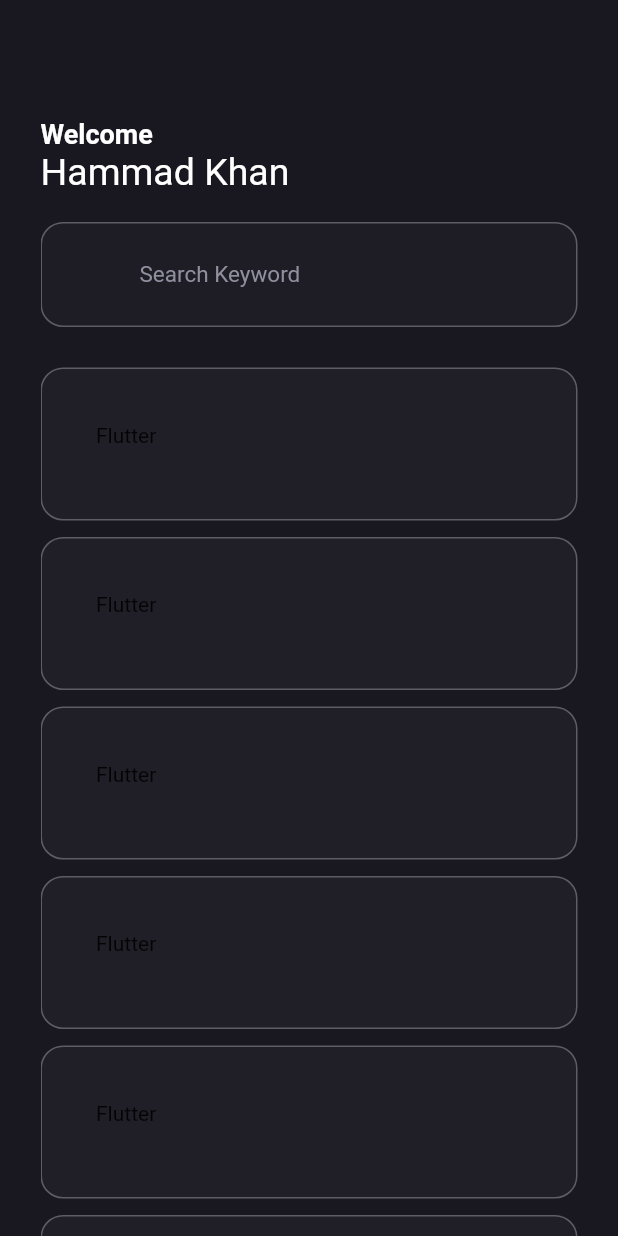
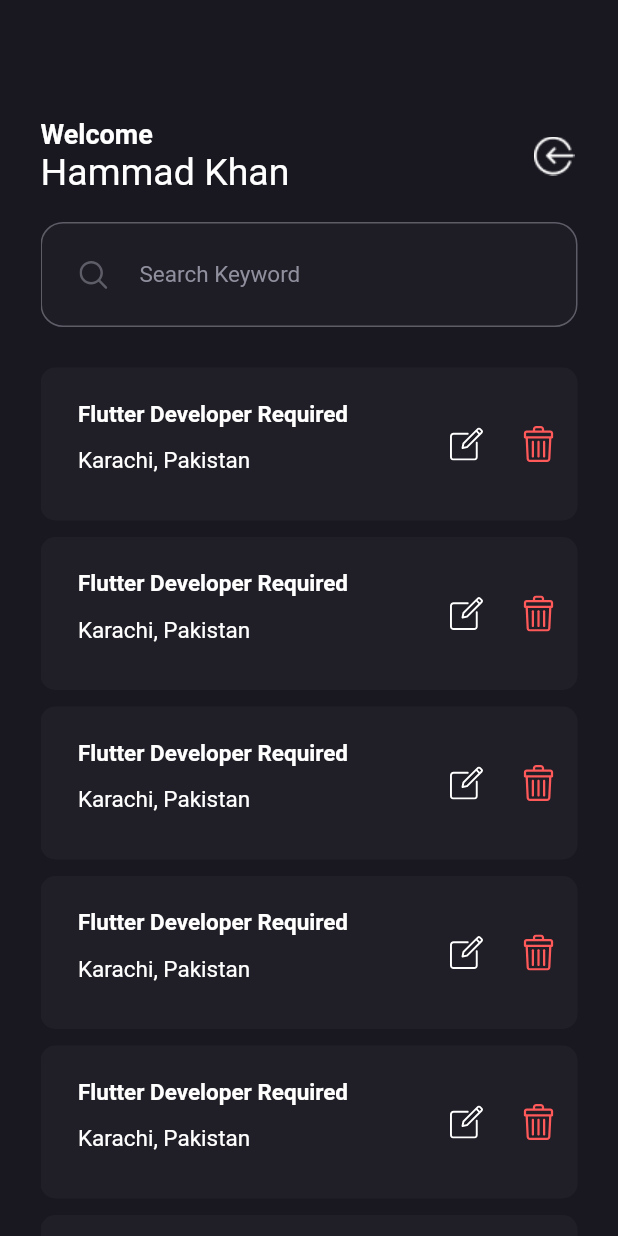
Before and after one commit to hammadkahn/FlutterJobListingApp, a Flutter app: the Listing screen opened directly, on a phone screen of 412 x 824 dp. Run offline on Flutter 3.47's test engine with Material 2 defaults, Android fonts, the phone set to English and light mode, and no system bars; our stand-ins replace flutter_hooks, flutter_svg.

Commit message:
final assignment done

```diff
--- a/lib/Screens/job_listbox.dart
+++ b/lib/Screens/job_listbox.dart
@@ -1,4 +1,7 @@
+import 'package:app/Screens/edit_job.dart';
+
 import 'package:flutter/material.dart';
+import 'package:flutter_svg/svg.dart';
 
 class Job_BoxList extends StatelessWidget {
   final String label;
@@ -7,28 +10,61 @@ class Job_BoxList extends StatelessWidget {
   const Job_BoxList({required this.onPress, required this.label});
   @override
   Widget build(BuildContext context) {
-    return Row(
-      children: [
+    return Row(children: [
       Expanded(
         child: Container(
-            margin: EdgeInsets.only(top: 11, right: 27),
+            margin: const EdgeInsets.only(top: 11, right: 27),
             width: 360,
             height: 102,
-            padding: const EdgeInsets.all(36),
             decoration: BoxDecoration(
                 color: const Color(0xFF201E27),
-                border: Border.all(
-                  color: const Color(0xFF5D5D67),
-                  width: 1,
+                borderRadius: BorderRadius.circular(10)),
+            child: Stack(
+              children: [
+                const Padding(
+                  padding: EdgeInsets.only(left: 25, top: 22),
+                  child: Text("Flutter Developer Required",
+                      style: TextStyle(
+                          color: Colors.white,
+                          fontSize: 15,
+                          fontWeight: FontWeight.w700)),
                 ),
-                borderRadius: BorderRadius.circular(15)),
+                const Padding(
+                  padding: EdgeInsets.only(top: 35, left: 25),
+                  child: Text("Karachi, Pakistan",
+                      style: TextStyle(
+                        height: 2.7,
+                        color: Colors.white,
+                        fontSize: 15,
+                      )),
+                ),
+                Positioned(
+                  right: 63,
+                  top: 40,
                   child: GestureDetector(
-              onTap: onPress,
-              child: Text(label),
+                    onTap: () {
+                      Navigator.of(context)
+                          .push(MaterialPageRoute(builder: (_) => Edit_job()));
+                    },
+                    child: SvgPicture.asset(
+                      'images/edit.svg',
+                      width: 22,
+                      height: 22,
                     ),
                   ),
                 ),
+                Positioned(
+                  right: 14,
+                  top: 39,
+                  child: SvgPicture.asset(
+                    'images/delete.svg',
+                    width: 24,
+                    height: 24,
+                  ),
+                ),
               ],
-    );
+            )),
+      ),
+    ]);
   }
 }
--- a/lib/Screens/listing.dart
+++ b/lib/Screens/listing.dart
@@ -1,5 +1,8 @@
 import 'package:app/Screens/job_listbox.dart';
+import 'package:app/Screens/new_job.dart';
+import 'package:app/Screens/signin.dart';
 import 'package:flutter/material.dart';
+import 'package:flutter_svg/flutter_svg.dart';
 
 class Listing extends StatelessWidget {
   @override
@@ -9,8 +12,12 @@ class Listing extends StatelessWidget {
       body: Padding(
         padding: const EdgeInsets.only(top: 79, left: 27),
         child: SingleChildScrollView(
-          child:
-              Column(crossAxisAlignment: CrossAxisAlignment.start, children: [
+          child: Stack(
+            children: [
+              Container(
+                child: Column(
+                    crossAxisAlignment: CrossAxisAlignment.start,
+                    children: [
                       const Text(
                         "Welcome",
                         style: TextStyle(
@@ -26,7 +33,8 @@ class Listing extends StatelessWidget {
                         ),
                       ),
                       Container(
-              margin: const EdgeInsets.only(top: 19, right: 27, bottom: 16),
+                        margin: const EdgeInsets.only(
+                            top: 19, right: 27, bottom: 16),
                         padding: const EdgeInsets.all(10),
                         decoration: BoxDecoration(
                             color: const Color(0xFF1E1C24),
@@ -35,21 +43,76 @@ class Listing extends StatelessWidget {
                               width: 1,
                             ),
                             borderRadius: BorderRadius.circular(15)),
-              child: const TextField(
-                  style: TextStyle(color: Colors.white, fontSize: 15),
+                        child: Stack(
+                          children: [
+                            Positioned(
+                              top: 15,
+                              left: 15,
+                              child: SvgPicture.asset('images/search.svg'),
+                              height: 18.75,
+                              width: 18.75,
+                            ),
+                            const TextField(
+                                style: TextStyle(
+                                    color: Colors.white, fontSize: 15),
                                 decoration: InputDecoration(
                                     contentPadding: EdgeInsets.only(left: 55),
                                     hintText: "Search Keyword",
-                      hintStyle: TextStyle(color: Color(0xFF8F8F9E)),
+                                    hintStyle:
+                                        TextStyle(color: Color(0xFF8F8F9E)),
                                     border: InputBorder.none)),
+                          ],
                         ),
-            Job_BoxList(onPress: onSignPress, label: "Flutter"),
-            Job_BoxList(onPress: onSignPress, label: "Flutter"),
-            Job_BoxList(onPress: onSignPress, label: "Flutter"),
-            Job_BoxList(onPress: onSignPress, label: "Flutter"),
-            Job_BoxList(onPress: onSignPress, label: "Flutter"),
-            Job_BoxList(onPress: onSignPress, label: "Flutter"),
+                      ),
+                      Job_BoxList(
+                          onPress: onSignPress,
+                          label: "Flutter Developer Required"),
+                      Job_BoxList(
+                          onPress: onSignPress,
+                          label: "Flutter Developer Required"),
+                      Job_BoxList(
+                          onPress: onSignPress,
+                          label: "Flutter Developer Required"),
+                      Job_BoxList(
+                          onPress: onSignPress,
+                          label: "Flutter Developer Required"),
+                      Job_BoxList(
+                          onPress: onSignPress,
+                          label: "Flutter Developer Required"),
+                      Job_BoxList(
+                          onPress: onSignPress,
+                          label: "Flutter Developer Required"),
+                      Job_BoxList(
+                          onPress: onSignPress,
+                          label: "Flutter Developer Required"),
                     ]),
+              ),
+              Positioned(
+                  top: 12,
+                  right: 29,
+                  child: GestureDetector(
+                      onTap: (() {
+                        Navigator.of(context)
+                            .push(MaterialPageRoute(builder: (_) => SignIn()));
+                      }),
+                      child: Image(image: AssetImage('images/Back.png')))),
+              Positioned(
+                bottom: 25,
+                right: 27,
+                child: GestureDetector(
+                  onTap: (() {
+                    Navigator.of(context)
+                        .push(MaterialPageRoute(builder: (_) => New_Job()));
+                  }),
+                  child: SvgPicture.asset(
+                    'images/plusButton.svg',
+                    height: 74,
+                    width: 74,
+                  ),
+                ),
+              )
+            ],
+          ),
         ),
       ),
     );
--- a/lib/Screens/signup.dart
+++ b/lib/Screens/signup.dart
@@ -8,6 +8,7 @@ class Signup extends StatelessWidget {
   @override
   Widget build(BuildContext context) {
     return Scaffold(
+      resizeToAvoidBottomInset: false,
       backgroundColor: const Color(0xFF191720),
       body: Padding(
           padding:
--- a/pubspec.yaml
+++ b/pubspec.yaml
@@ -35,6 +35,7 @@ dependencies:
   # Use with the CupertinoIcons class for iOS style icons.
   cupertino_icons: ^1.0.2
   flutter_svg: ^0.22.0
+  flutter_hooks: ^0.18.2+1
 
 dev_dependencies:
   flutter_test:
@@ -62,6 +63,11 @@ flutter:
   assets:
     - images/search.svg
     - images/Back.svg
+    - images/edit.svg
+    - images/delete.svg
+    - images/Back.png
+    - images/plusButton.svg
+    - images/Back_2.svg
 
 
   # An image asset can refer to one or more resolution-specific "variants", see
```
Also changed, not shown: lib/Screens/edit_job.dart (added, +101 -0 lines), lib/Screens/new_job.dart (added, +94 -0 lines), images/Back.png (added), images/Back.svg, images/Back_2.svg (added), images/delete.svg (added), images/edit.svg (added), images/plusButton.svg (added), pubspec.lock. Lines whose indentation alone changed are shown as unchanged.
